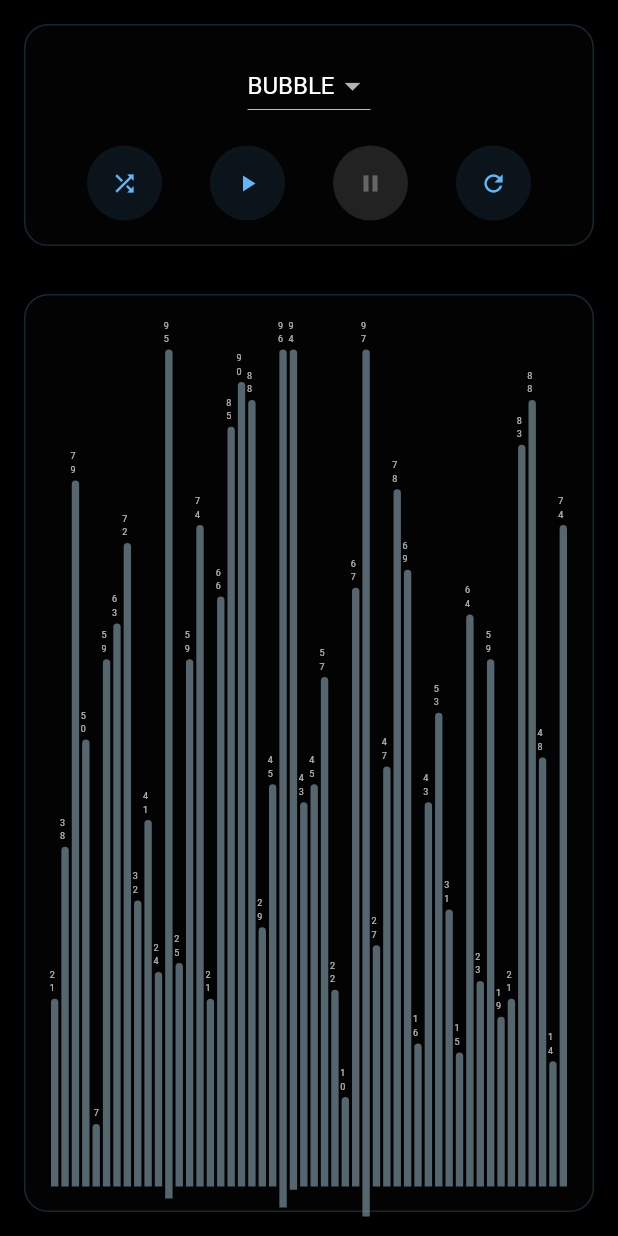
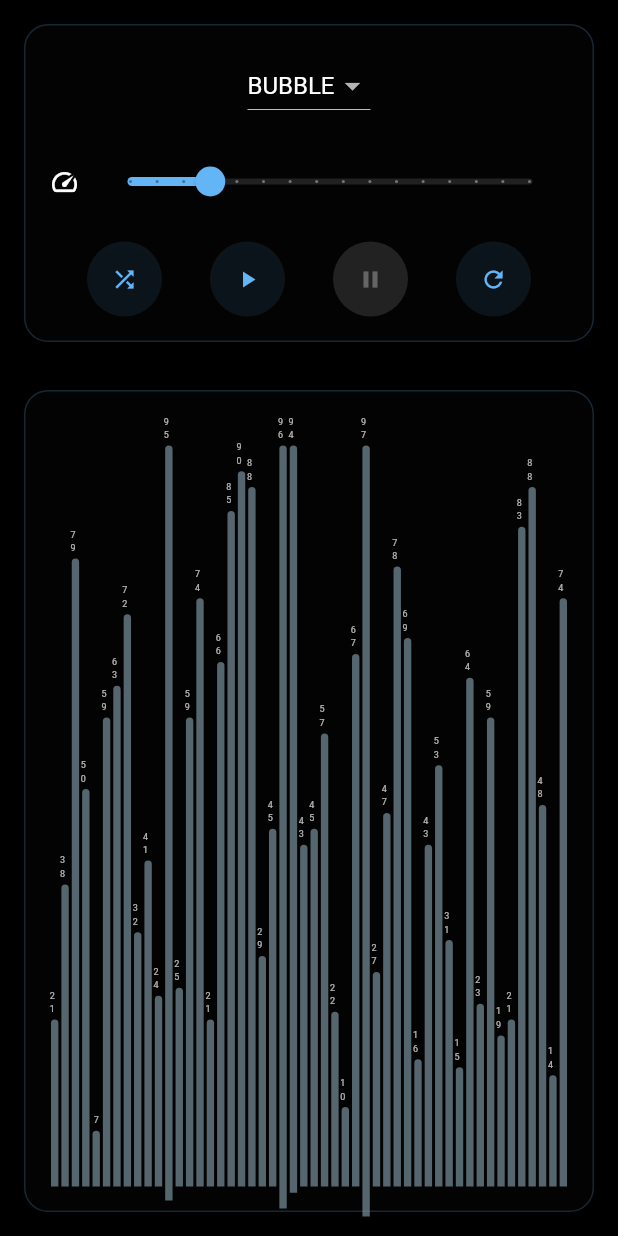
Before and after one commit to RohitGhosh07/sorting, a Flutter app: the screen it shows after launch, on a phone screen of 412 x 824 dp. Run offline on Flutter 3.47's test engine with Material 3 defaults, Android fonts, the phone set to English and light mode, and no system bars.

Commit message:
Enhance sorting functionality with speed control and modern bar visualizer

```diff
--- a/lib/providers/sorting_provider.dart
+++ b/lib/providers/sorting_provider.dart
@@ -10,8 +10,11 @@ class SortingProvider with ChangeNotifier {
   SortingAlgorithm _selectedAlgorithm = SortingAlgorithm.bubble;
   SortingState _state = SortingState.idle;
   Set<int> _highlightedIndices = {};
-  int _arraySize = 50;
-  int _delay = 50; // milliseconds
+  int _arraySize = 50;  double _speed = 1.0; // Speed multiplier (1.0 = normal speed)
+  int _baseDelay = 200; // Base delay in milliseconds (increased for slower default speed)
+
+  // Delay calculation based on speed
+  int get delay => (_baseDelay / _speed).round();
 
   // Getters
   List<int> get numbers => _numbers;
@@ -20,6 +23,7 @@ class SortingProvider with ChangeNotifier {
   Set<int> get highlightedIndices => _highlightedIndices;
   bool get isSorting => _state == SortingState.sorting;
   bool get isPaused => _state == SortingState.paused;
+  double get speed => _speed;
 
   SortingProvider() {
     generateRandomArray();
@@ -72,4 +76,12 @@ class SortingProvider with ChangeNotifier {
   Future<void> reset() async {
     generateRandomArray();
   }
+
+  // Speed control
+  void setSpeed(double newSpeed) {
+    if (newSpeed >= 0.25 && newSpeed <= 4.0) {
+      _speed = newSpeed;
+      notifyListeners();
+    }
+  }
 }
--- a/lib/screens/sorting_screen.dart
+++ b/lib/screens/sorting_screen.dart
@@ -32,7 +32,7 @@ class _SortingScreenState extends State<SortingScreen> {
           onUpdate: provider.updateNumbers,
           onHighlight: provider.setHighlightedIndices,
           isPaused: _isPaused,
-          delay: 50,
+          delay: provider.delay,
         );
       } else {
         await SortingAlgorithms.mergeSort(
@@ -40,7 +40,7 @@ class _SortingScreenState extends State<SortingScreen> {
           onUpdate: provider.updateNumbers,
           onHighlight: provider.setHighlightedIndices,
           isPaused: _isPaused,
-          delay: 50,
+          delay: provider.delay,
         );
       }
       provider.setState(SortingState.completed);
@@ -100,6 +100,27 @@ class _SortingScreenState extends State<SortingScreen> {
                                   }
                                 }
                               : null,
+                        ),
+                        const SizedBox(height: 16),
+                        // Speed Control Slider
+                        Row(
+                          children: [
+                            const Icon(Icons.speed, size: 20),
+                            const SizedBox(width: 8),
+                            Expanded(
+                              child: Slider(
+                                value: provider.speed,
+                                min: 0.25,
+                                max: 4.0,
+                                divisions: 15,
+                                label: '${provider.speed}x',
+                                onChanged:
+                                    provider.state != SortingState.sorting
+                                    ? provider.setSpeed
+                                    : null,
+                              ),
+                            ),
+                          ],
                         ),
                         const SizedBox(height: 16),
                         // Control Buttons
```
Also changed, not shown: lib/widgets/modern_bar_visualizer.dart (added, +120 -0 lines).
